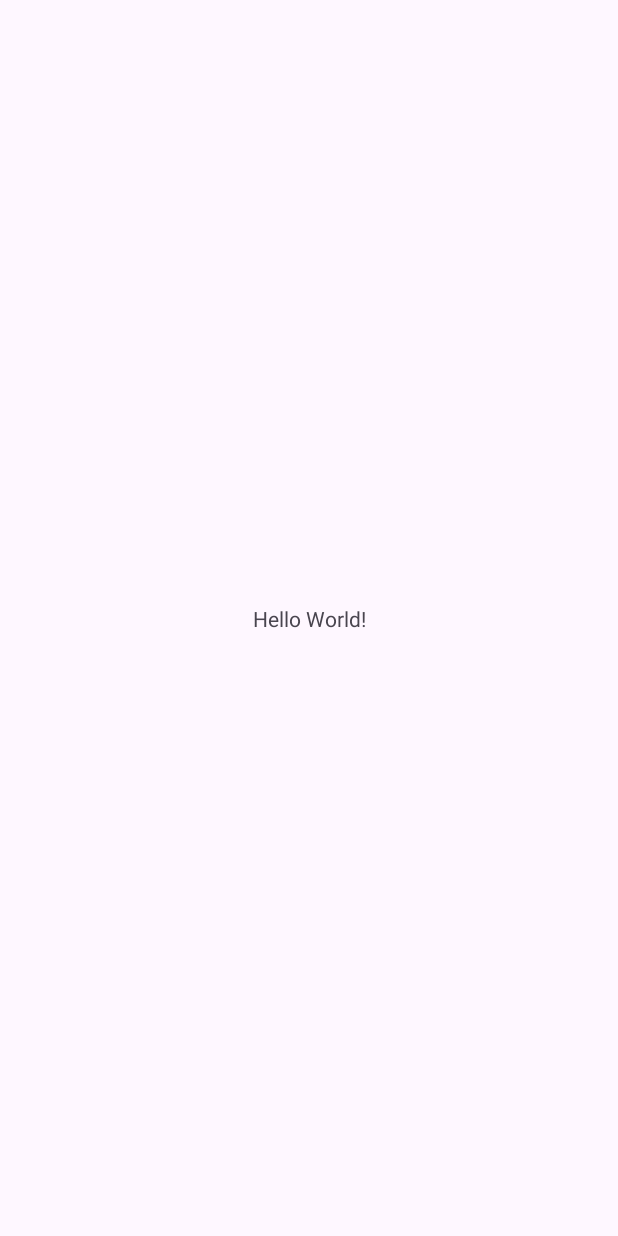
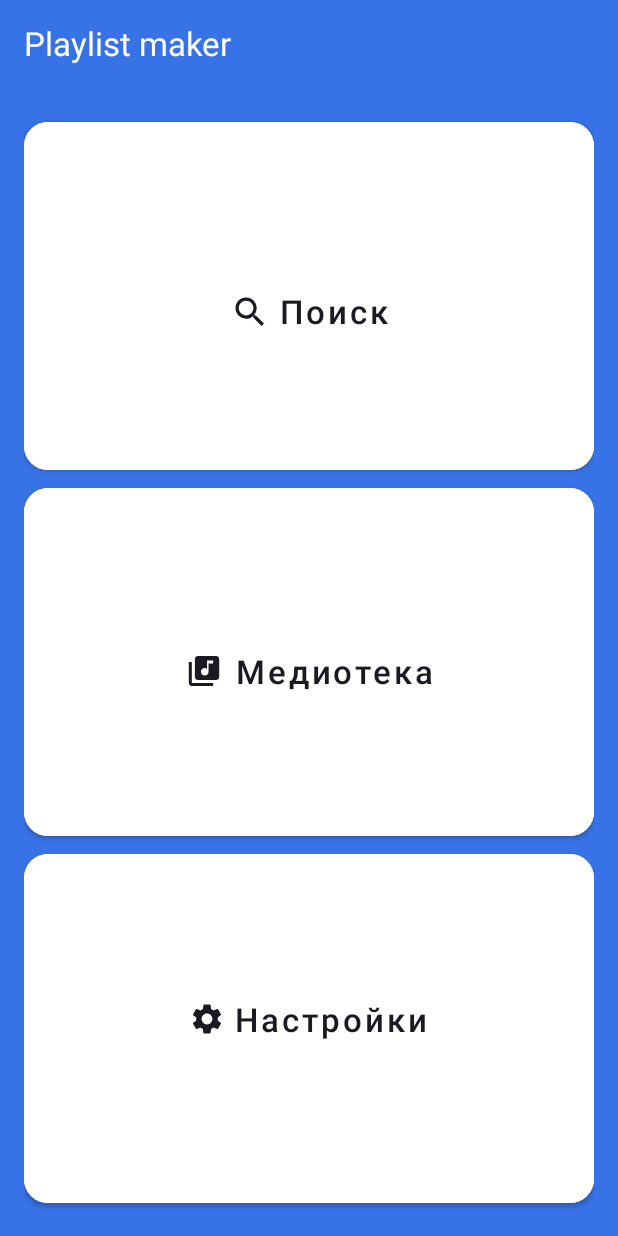
Before and after one commit to dariaban/Playlist_Maker3, an Android app: the screen it shows after launch (MainActivity), on a phone screen of 412 x 824 dp. Before the commit the screen is almost empty. Run offline under Robolectric (Android 15) with nearby library versions, the phone set to English and light mode, and no system bars.

Commit message:
Надеюсь в этот раз все получилось верно:(

```diff
--- a/app/src/main/java/com/example/playlist_maker3/MainActivity.kt
+++ b/app/src/main/java/com/example/playlist_maker3/MainActivity.kt
@@ -1,11 +1,27 @@
 package com.example.playlist_maker3
+import android.content.Intent
+import android.os.Bundle
+import androidx.activity.ComponentActivity
+import com.google.android.material.button.MaterialButton
 
-import androidx.appcompat.app.AppCompatActivity
-import android.os.Bundle
-
-class MainActivity : AppCompatActivity() {
+class MainActivity : ComponentActivity() {
     override fun onCreate(savedInstanceState: Bundle?) {
         super.onCreate(savedInstanceState)
         setContentView(R.layout.activity_main)
+        val button1 = findViewById<MaterialButton>(R.id.button1)
+        button1.setOnClickListener {
+            val displayIntent = Intent(this, SearchActivity::class.java)
+            startActivity(displayIntent)
+        }
+        val button2 = findViewById<MaterialButton>(R.id.button2)
+        button2.setOnClickListener {
+            val displayIntent2 = Intent(this, MediaActivity::class.java)
+            startActivity(displayIntent2)
+        }
+        val button3 = findViewById<MaterialButton>(R.id.button3)
+        button3.setOnClickListener {
+            val displayIntent3 = Intent(this, SettingsActivity::class.java)
+            startActivity(displayIntent3)
+        }
     }
 }
--- /dev/null
+++ b/app/src/main/res/drawable/group.xml
@@ -0,0 +1,9 @@
+<vector xmlns:android="http://schemas.android.com/apk/res/android"
+    android:width="20dp"
+    android:height="20dp"
+    android:viewportWidth="20"
+    android:viewportHeight="20">
+  <path
+      android:pathData="M17.14,10.94C17.18,10.64 17.2,10.33 17.2,10C17.2,9.68 17.18,9.36 17.13,9.06L19.16,7.48C19.34,7.34 19.39,7.07 19.28,6.87L17.36,3.55C17.24,3.33 16.99,3.26 16.77,3.33L14.38,4.29C13.88,3.91 13.35,3.59 12.76,3.35L12.4,0.81C12.36,0.57 12.16,0.4 11.92,0.4H8.08C7.84,0.4 7.65,0.57 7.61,0.81L7.25,3.35C6.66,3.59 6.12,3.92 5.63,4.29L3.24,3.33C3.02,3.25 2.77,3.33 2.65,3.55L0.74,6.87C0.62,7.08 0.66,7.34 0.86,7.48L2.89,9.06C2.84,9.36 2.8,9.69 2.8,10C2.8,10.31 2.82,10.64 2.87,10.94L0.84,12.52C0.66,12.66 0.61,12.93 0.72,13.13L2.64,16.45C2.76,16.67 3.01,16.74 3.23,16.67L5.62,15.71C6.12,16.09 6.65,16.41 7.24,16.65L7.6,19.19C7.65,19.43 7.84,19.6 8.08,19.6H11.92C12.16,19.6 12.36,19.43 12.39,19.19L12.75,16.65C13.34,16.41 13.88,16.09 14.37,15.71L16.76,16.67C16.98,16.75 17.23,16.67 17.35,16.45L19.27,13.13C19.39,12.91 19.34,12.66 19.15,12.52L17.14,10.94ZM10,13.6C8.02,13.6 6.4,11.98 6.4,10C6.4,8.02 8.02,6.4 10,6.4C11.98,6.4 13.6,8.02 13.6,10C13.6,11.98 11.98,13.6 10,13.6Z"
+      android:fillColor="#1A1B22"/>
+</vector>
--- /dev/null
+++ b/app/src/main/res/drawable/media.xml
@@ -0,0 +1,9 @@
+<vector xmlns:android="http://schemas.android.com/apk/res/android"
+    android:width="25dp"
+    android:height="24dp"
+    android:viewportWidth="25"
+    android:viewportHeight="24">
+  <path
+      android:pathData="M20.5,2H8.5C7.4,2 6.5,2.9 6.5,4V16C6.5,17.1 7.4,18 8.5,18H20.5C21.6,18 22.5,17.1 22.5,16V4C22.5,2.9 21.6,2 20.5,2ZM18.5,7H15.5V12.5C15.5,13.88 14.38,15 13,15C11.62,15 10.5,13.88 10.5,12.5C10.5,11.12 11.62,10 13,10C13.57,10 14.08,10.19 14.5,10.51V5H18.5V7ZM4.5,6H2.5V20C2.5,21.1 3.4,22 4.5,22H18.5V20H4.5V6Z"
+      android:fillColor="#1A1B22"/>
+</vector>
--- /dev/null
+++ b/app/src/main/res/drawable/search.xml
@@ -0,0 +1,9 @@
+<vector xmlns:android="http://schemas.android.com/apk/res/android"
+    android:width="24dp"
+    android:height="24dp"
+    android:viewportWidth="24"
+    android:viewportHeight="24">
+  <path
+      android:pathData="M16.579,14.95H15.721L15.417,14.656C16.481,13.418 17.122,11.81 17.122,10.061C17.122,6.161 13.961,3 10.061,3C6.161,3 3,6.161 3,10.061C3,13.961 6.161,17.122 10.061,17.122C11.81,17.122 13.418,16.481 14.656,15.417L14.95,15.721V16.579L20.381,22L22,20.381L16.579,14.95ZM10.061,14.95C7.356,14.95 5.173,12.766 5.173,10.061C5.173,7.356 7.356,5.173 10.061,5.173C12.766,5.173 14.95,7.356 14.95,10.061C14.95,12.766 12.766,14.95 10.061,14.95Z"
+      android:fillColor="#1A1B22"/>
+</vector>
--- a/app/src/main/res/layout/activity_main.xml
+++ b/app/src/main/res/layout/activity_main.xml
@@ -1,18 +1,78 @@
 <?xml version="1.0" encoding="utf-8"?>
-<androidx.constraintlayout.widget.ConstraintLayout xmlns:android="http://schemas.android.com/apk/res/android"
+<LinearLayout xmlns:android="http://schemas.android.com/apk/res/android"
     xmlns:app="http://schemas.android.com/apk/res-auto"
-    xmlns:tools="http://schemas.android.com/tools"
     android:layout_width="match_parent"
     android:layout_height="match_parent"
-    tools:context=".MainActivity">
+    xmlns:tools="http://schemas.android.com/tools"
+    tools:context=".MainActivity"
+    android:orientation="vertical"
+    android:background="@color/blue">
 
     <TextView
+        android:layout_margin="@dimen/layout_margin_small"
+        android:layout_marginRight="@dimen/layout_margin_title_right"
+        android:paddingRight="62dp"
+        android:paddingLeft="@dimen/padding_title"
+        android:paddingTop="@dimen/top_padding_title"
+        android:paddingBottom="@dimen/padding_title"
         android:layout_width="wrap_content"
+        android:text="@string/app_name"
         android:layout_height="wrap_content"
-        android:text="Hello World!"
-        app:layout_constraintBottom_toBottomOf="parent"
-        app:layout_constraintEnd_toEndOf="parent"
-        app:layout_constraintStart_toStartOf="parent"
-        app:layout_constraintTop_toTopOf="parent" />
+        android:textColor="@color/white"
+        android:textSize="@dimen/text_size" />
+<LinearLayout
+    android:layout_width="match_parent"
+    android:layout_height="match_parent"
+    android:orientation="vertical"
+    android:padding="@dimen/medium_padding">
 
-</androidx.constraintlayout.widget.ConstraintLayout>
+    <com.google.android.material.button.MaterialButton
+        android:layout_width="match_parent"
+        android:layout_height="@dimen/layout_height"
+        android:layout_weight="1"
+        android:paddingTop="24dp"
+        android:textAllCaps="false"
+        android:backgroundTint="@color/white"
+        android:text="@string/button1"
+        android:textColor="@color/black"
+        android:textSize="@dimen/text_size"
+        app:cornerRadius="@dimen/button_curve"
+        app:icon="@drawable/search"
+        app:iconGravity="textStart"
+        app:iconTint="@color/black"
+        android:id="@+id/button1" />
+
+    <com.google.android.material.button.MaterialButton
+        android:layout_width="match_parent"
+        android:layout_height="@dimen/layout_height"
+        android:paddingTop="@dimen/medium_padding"
+        android:layout_weight="1"
+        android:backgroundTint="@color/white"
+        android:text="@string/button2"
+        android:textAllCaps="false"
+        android:textColor="@color/black"
+        android:textSize="@dimen/text_size"
+        app:cornerRadius="@dimen/button_curve"
+        app:icon="@drawable/media"
+        app:iconGravity="textStart"
+        app:iconTint="@color/black"
+        android:id="@+id/button2" />
+
+    <com.google.android.material.button.MaterialButton
+        android:layout_width="match_parent"
+        android:layout_height="@dimen/layout_height"
+        android:layout_weight="1"
+        android:backgroundTint="@color/white"
+        android:text="@string/button3"
+        android:textColor="@color/black"
+        android:textSize="@dimen/text_size"
+        android:textAllCaps="false"
+        android:paddingTop="@dimen/medium_padding"
+        android:paddingBottom="28dp"
+        app:cornerRadius="@dimen/button_curve"
+        app:icon="@drawable/group"
+        app:iconTint="@color/black"
+        app:iconGravity="textStart"
+        android:id="@+id/button3" />
+</LinearLayout>
+</LinearLayout>
--- a/app/src/main/res/values/colors.xml
+++ b/app/src/main/res/values/colors.xml
@@ -1,5 +1,7 @@
 <?xml version="1.0" encoding="utf-8"?>
 <resources>
-    <color name="black">#FF000000</color>
-    <color name="white">#FFFFFFFF</color>
+    <color name="white">#FFFFFF</color>
+    <color name="blue">#3772E7</color>
+    <color name="black">#1A1B22</color>
+    <color name="gray">#AEAFB4</color>
 </resources>
--- /dev/null
+++ b/app/src/main/res/values/dimens.xml
@@ -0,0 +1,14 @@
+<?xml version="1.0" encoding="utf-8"?>
+<resources>
+    <dimen name="medium_padding">16dp</dimen>
+    <dimen name="text_size">22sp</dimen>
+    <dimen name="button_curve">16dp</dimen>
+    <dimen name="layout_height">0dp</dimen>
+    <dimen name="big_padding">21dp</dimen>
+    <dimen name="text_size_small">16sp</dimen>
+    <dimen name="small_padding">6dp</dimen>
+    <dimen name="layout_margin_small">4dp</dimen>
+    <dimen name="top_padding_title">10dp</dimen>
+    <dimen name="padding_title">12dp</dimen>
+    <dimen name="layout_margin_title_right">52dp</dimen>
+</resources>
--- a/app/src/main/res/values/strings.xml
+++ b/app/src/main/res/values/strings.xml
@@ -1,3 +1,10 @@
 <resources>
-    <string name="app_name">Playlist_Maker3</string>
+    <string name="app_name">Playlist maker</string>
+    <string name="button1">Поиск</string>
+    <string name="button2">Медиотека</string>
+    <string name="button3">Настройки</string>
+    <string name="theme">Тёмная тема</string>
+    <string name="share">Поделиться приложением</string>
+    <string name="support">Написать в поддержку</string>
+    <string name="agreement">Пользовательское соглашение</string>
 </resources>
```
Also changed, not shown: app/src/main/AndroidManifest.xml (+12 -2 lines), app/src/main/java/com/example/playlist_maker3/MediaActivity.kt (added, +11 -0 lines), app/src/main/java/com/example/playlist_maker3/SearchActivity.kt (added, +11 -0 lines), app/src/main/java/com/example/playlist_maker3/SettingsActivity.kt (added, +18 -0 lines), app/src/main/res/drawable/arrow.xml (added, +13 -0 lines), app/src/main/res/drawable/arrow2.xml (added, +9 -0 lines), app/src/main/res/drawable/control.xml (added, +18 -0 lines), app/src/main/res/drawable/share.xml (added, +9 -0 lines), app/src/main/res/drawable/support.xml (added, +18 -0 lines), app/src/main/res/layout/activity_media.xml (added, +9 -0 lines), app/src/main/res/layout/activity_search.xml (added, +9 -0 lines), app/src/main/res/layout/activity_settings.xml (added, +111 -0 lines).
